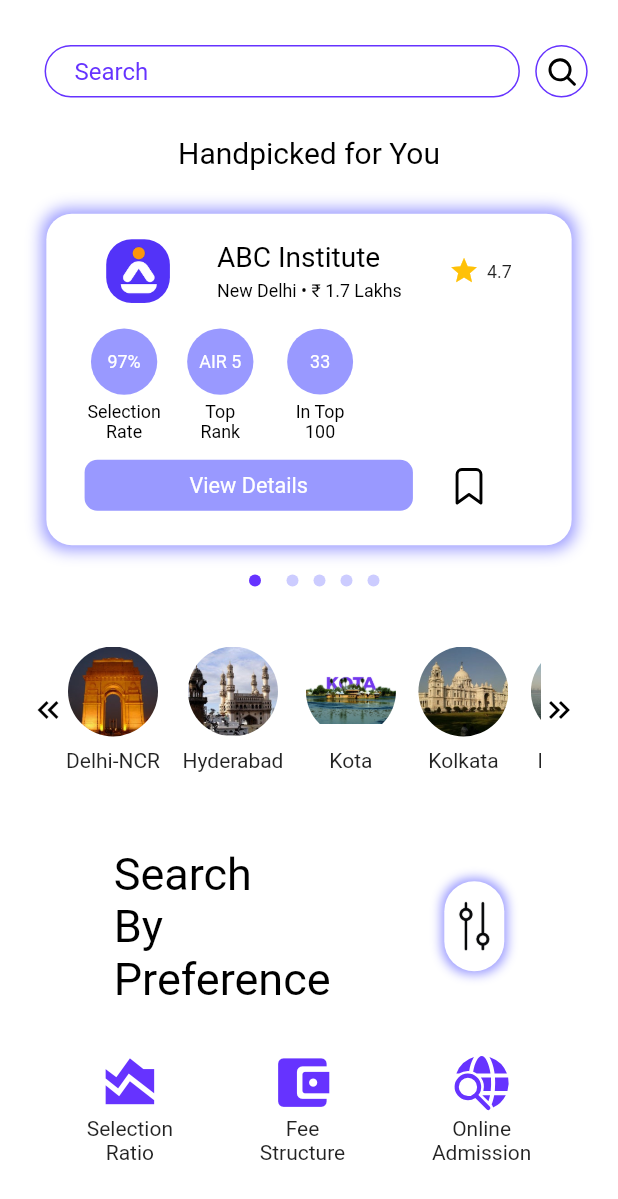
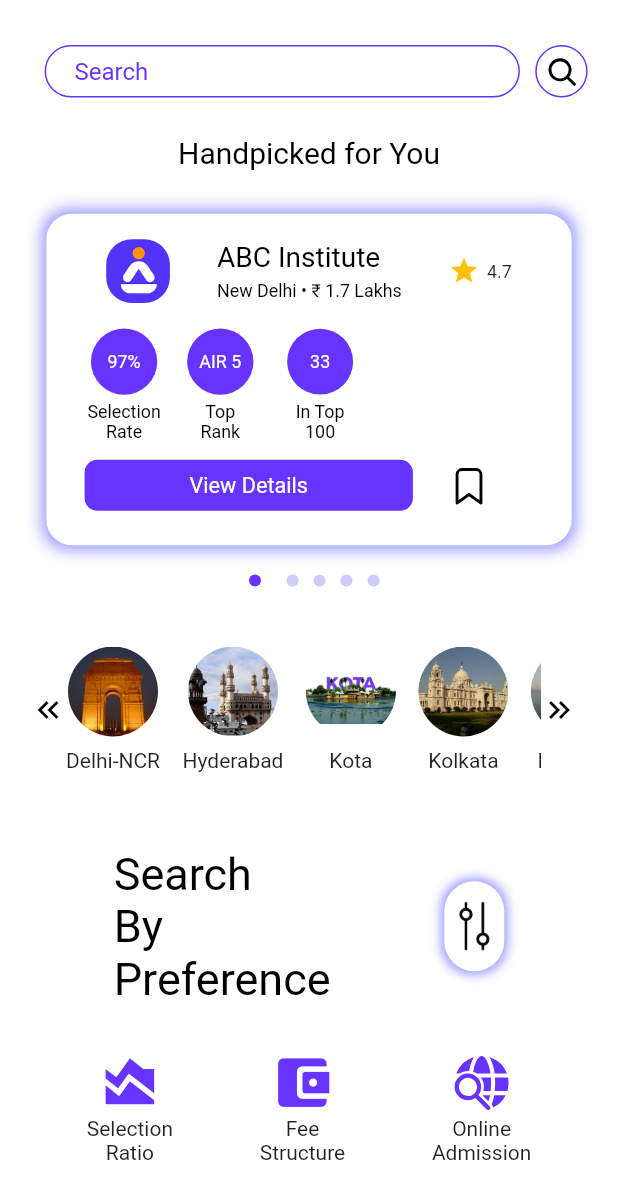
Before and after one commit to afterschoolcareer/afterschool_user_application, a Flutter app: the MainScreen screen opened directly, on a phone screen of 412 x 824 dp. Shown: the top 1199 px of the screen. Run offline on Flutter 3.47's test engine with Material 2 defaults, Android fonts, the light colour scheme and no system bars; our stand-ins replace fluentui_icons, shared_preferences; accounts and stored records are empty; statements that could not run were skipped.

Commit message:
changed container colors to darker shade

```diff
--- a/lib/Homescreen/institute_card.dart
+++ b/lib/Homescreen/institute_card.dart
@@ -156,7 +156,7 @@ class _InstituteCardState extends State<InstituteCard> {
                         padding: const EdgeInsets.all(18),
                         decoration: const BoxDecoration(
                           shape: BoxShape.circle,
-                          color: Color(0xff9999ff),
+                          color: Color(0xff6633ff),
                         ),
                         child: Text(
                           selection_rate,
@@ -187,7 +187,7 @@ class _InstituteCardState extends State<InstituteCard> {
                         padding: const EdgeInsets.all(18),
                         decoration: const BoxDecoration(
                           shape: BoxShape.circle,
-                          color: Color(0xff9999ff),
+                          color: Color(0xff6633ff),
                         ),
                         child: Text(
                           top_rank,
@@ -218,7 +218,7 @@ class _InstituteCardState extends State<InstituteCard> {
                         padding: const EdgeInsets.all(18),
                         decoration: const BoxDecoration(
                           shape: BoxShape.circle,
-                          color: Color(0xff9999ff),
+                          color: Color(0xff6633ff),
                         ),
                         child: Text(
                           in_top_100,
@@ -258,7 +258,7 @@ class _InstituteCardState extends State<InstituteCard> {
                       height: 40,
                       decoration: BoxDecoration(
                         borderRadius: BorderRadius.circular(10),
-                        color: const Color(0xff9999ff),
+                        color: const Color(0xff6633ff),
                       ),
                       child: const Text(
                         "View Details",
```
